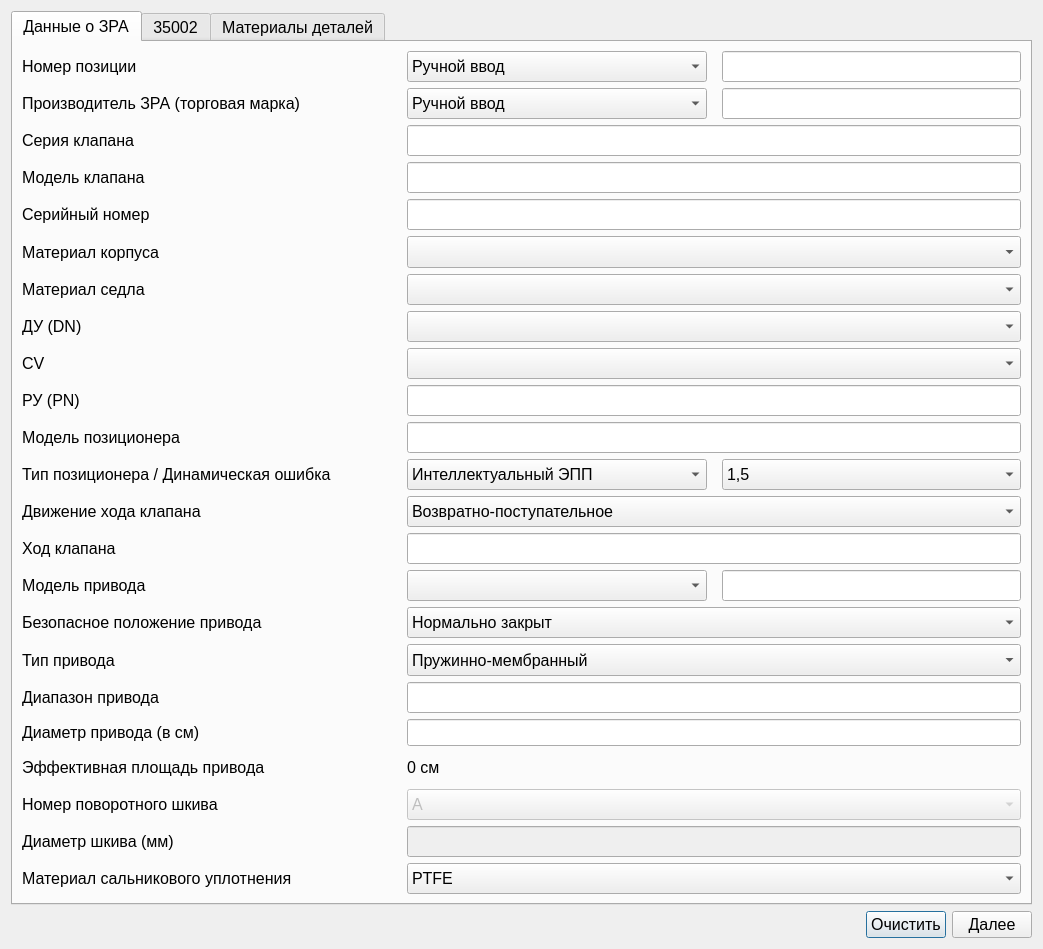
The window that ValveWindow.ui (Rekvim/MpiSdk) describes before a commit, drawn with Qt 5.
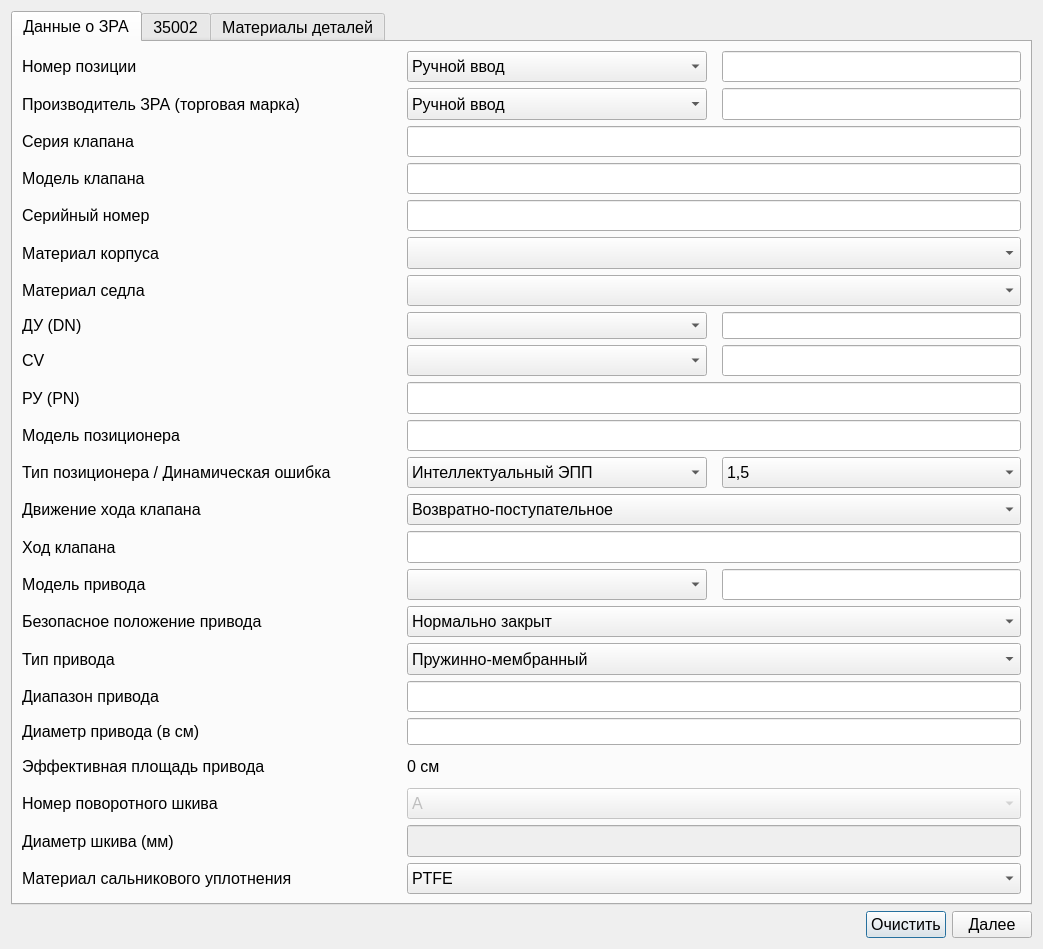
The same window after the commit.

Patch:
```diff
--- a/ValveWindow.ui
+++ b/ValveWindow.ui
@@ -476,6 +476,16 @@
            </property>
           </widget>
          </item>
+         <item>
+          <widget class="QLineEdit" name="lineEdit_DN">
+           <property name="sizePolicy">
+            <sizepolicy hsizetype="Preferred" vsizetype="Fixed">
+             <horstretch>0</horstretch>
+             <verstretch>0</verstretch>
+            </sizepolicy>
+           </property>
+          </widget>
+         </item>
         </layout>
        </item>
        <item>
@@ -522,6 +532,16 @@
            </property>
           </widget>
          </item>
+         <item>
+          <widget class="QLineEdit" name="lineEdit_CV">
+           <property name="sizePolicy">
+            <sizepolicy hsizetype="Preferred" vsizetype="Preferred">
+             <horstretch>0</horstretch>
+             <verstretch>0</verstretch>
+            </sizepolicy>
+           </property>
+          </widget>
+         </item>
         </layout>
        </item>
        <item>
```
